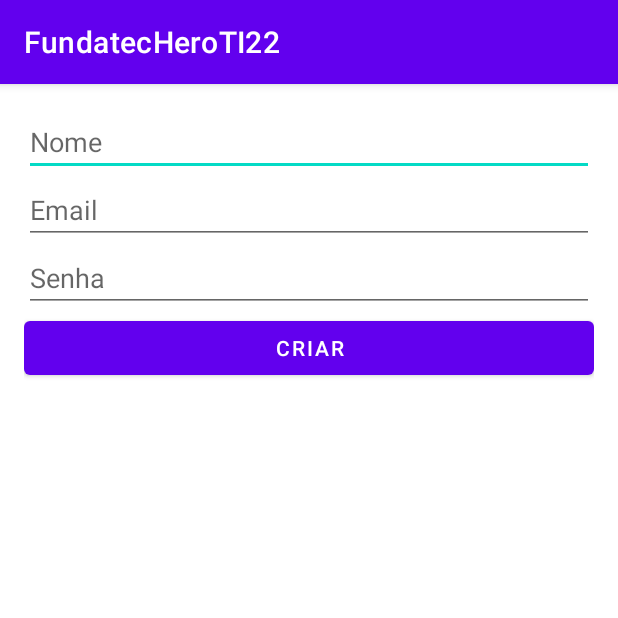
After one commit to tete-30/FundatecHeroesTI22, an Android app: the ProfileActivity screen opened directly, with no data from a screen before it, on a phone screen of 412 x 824 dp, the top half of it. The commit adds this screen. Run offline under Robolectric (Android 15) with nearby library versions, the phone set to English and light mode, and no system bars.

Commit message:
Primeiro Commit

```diff
--- a/app/src/main/AndroidManifest.xml
+++ b/app/src/main/AndroidManifest.xml
@@ -11,6 +11,9 @@
         android:supportsRtl="true"
         android:theme="@style/Theme.FundatecHeroTI22"
         tools:targetApi="31">
+        <activity
+            android:name=".home.profile.view.ProfileActivity"
+            android:exported="false" />
         <activity
             android:name=".login.view.LoginActivity"
             android:exported="false" />
--- /dev/null
+++ b/app/src/main/java/br/com/fundatec/fundatecheroti22/home/profile/view/ProfileActivity.kt
@@ -0,0 +1,57 @@
+package br.com.fundatec.fundatecheroti22.home.profile.view
+
+import androidx.appcompat.app.AppCompatActivity
+import android.os.Bundle
+import android.widget.Button
+import android.widget.EditText
+import br.com.fundatec.fundatecheroti22.R
+import com.google.android.material.snackbar.Snackbar
+
+class ProfileActivity : AppCompatActivity() {
+    override fun onCreate(savedInstanceState: Bundle?) {
+        super.onCreate(savedInstanceState)
+        setContentView(R.layout.activity_profile)
+
+        val buttonCreate = findViewById<Button>(R.id.buttonCreate)
+        val editTextName = findViewById<EditText>(R.id.editTextName)
+        val editTextEmail = findViewById<EditText>(R.id.editTextEmail)
+        val editTextPassword = findViewById<EditText>(R.id.editTextPassword)
+
+
+        buttonCreate.setOnClickListener {
+            val name = editTextName.text.toString()
+            val email = editTextEmail.text.toString()
+            val password = editTextPassword.text.toString()
+
+
+            if (name.isEmpty() || email.isEmpty() || password.isEmpty()) {
+                showSnackbar("Todos os campos devem ser preenchidos")
+                return@setOnClickListener
+            }
+
+
+            val emailPattern = "[a-zA-Z0-9._-]+@[a-z]+\\.+[a-z]+"
+            if (!email.matches(emailPattern.toRegex())) {
+                showSnackbar("Email inválido")
+                return@setOnClickListener
+            }
+
+
+            if (password.length < 8) {
+                showSnackbar("A senha deve ter pelo menos 8 caracteres")
+                return@setOnClickListener
+            }
+
+            showSnackbar("Perfil criado com sucesso")
+        }
+    }
+
+    private fun showSnackbar(message: String) {
+        Snackbar.make(
+            findViewById(android.R.id.content),
+            message,
+            Snackbar.LENGTH_LONG
+        ).show()
+    }
+
+    }
--- a/app/src/main/java/br/com/fundatec/fundatecheroti22/login/view/LoginActivity.kt
+++ b/app/src/main/java/br/com/fundatec/fundatecheroti22/login/view/LoginActivity.kt
@@ -1,25 +1,21 @@
 package br.com.fundatec.fundatecheroti22.login.view
 
-import android.R
 import android.content.Intent
 import android.os.Bundle
-import android.view.View
 import android.widget.Button
 import androidx.appcompat.app.AppCompatActivity
 import br.com.fundatec.fundatecheroti22.R
 import br.com.fundatec.fundatecheroti22.home.view.HomeActivity
-
 
 class LoginActivity : AppCompatActivity() {
     override fun onCreate(savedInstanceState: Bundle?) {
         super.onCreate(savedInstanceState)
         setContentView(R.layout.activity_login)
 
-        val buttonLogin = findViewById<Button>(R.id.buttonLogin)
+        val buttonLogin = findViewById<Button>(R.id.loginButton)
         buttonLogin.setOnClickListener {
             val intent = Intent(this@LoginActivity, HomeActivity::class.java)
             startActivity(intent)
         }
-
     }
 }
--- /dev/null
+++ b/app/src/main/res/layout/activity_profile.xml
@@ -0,0 +1,39 @@
+<?xml version="1.0" encoding="utf-8"?>
+
+<LinearLayout
+    xmlns:android="http://schemas.android.com/apk/res/android"
+    xmlns:app="http://schemas.android.com/apk/res-auto"
+    xmlns:tools="http://schemas.android.com/tools"
+    android:layout_width="match_parent"
+    android:layout_height="match_parent"
+    tools:context=".home.profile.view.ProfileActivity"
+    tools:ignore="ExtraText"
+    android:orientation="vertical"
+    android:padding="16dp">
+
+    <EditText
+        android:id="@+id/editTextName"
+        android:layout_width="match_parent"
+        android:layout_height="wrap_content"
+        android:hint="Nome" />
+
+    <EditText
+        android:id="@+id/editTextEmail"
+        android:layout_width="match_parent"
+        android:layout_height="wrap_content"
+        android:hint="Email" />
+
+    <EditText
+        android:id="@+id/editTextPassword"
+        android:layout_width="match_parent"
+        android:layout_height="wrap_content"
+        android:hint="Senha"
+        android:inputType="textPassword" />
+
+    <Button
+        android:id="@+id/buttonCreate"
+        android:layout_width="match_parent"
+        android:layout_height="wrap_content"
+        android:text="Criar" />
+
+</LinearLayout>
```
